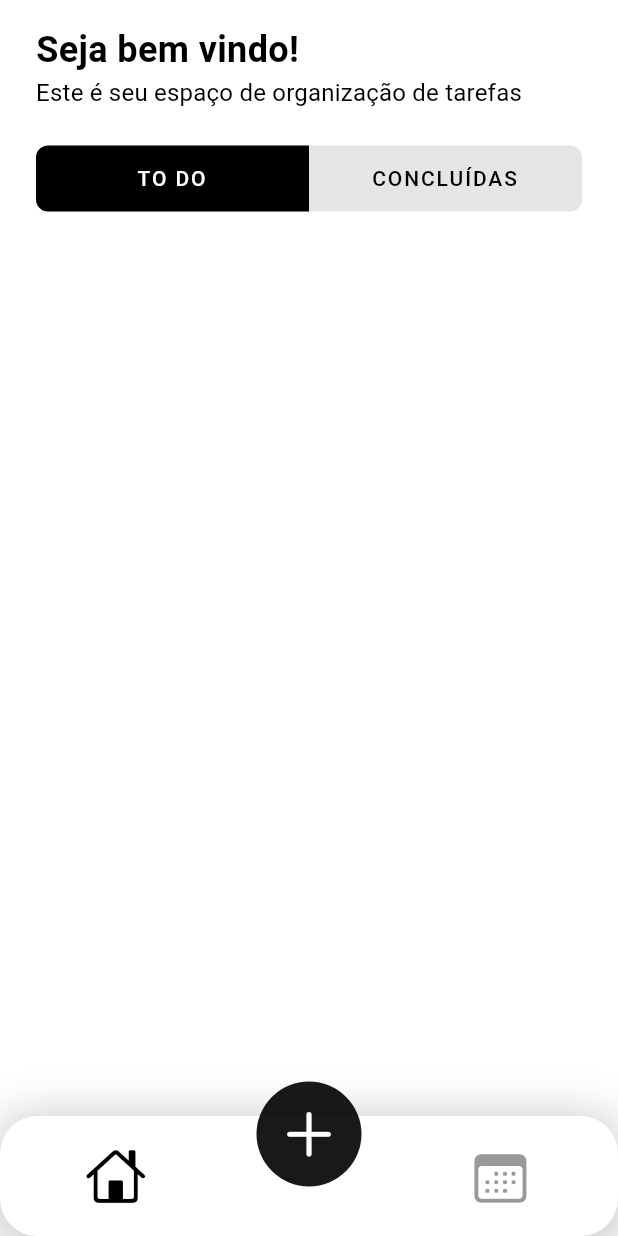
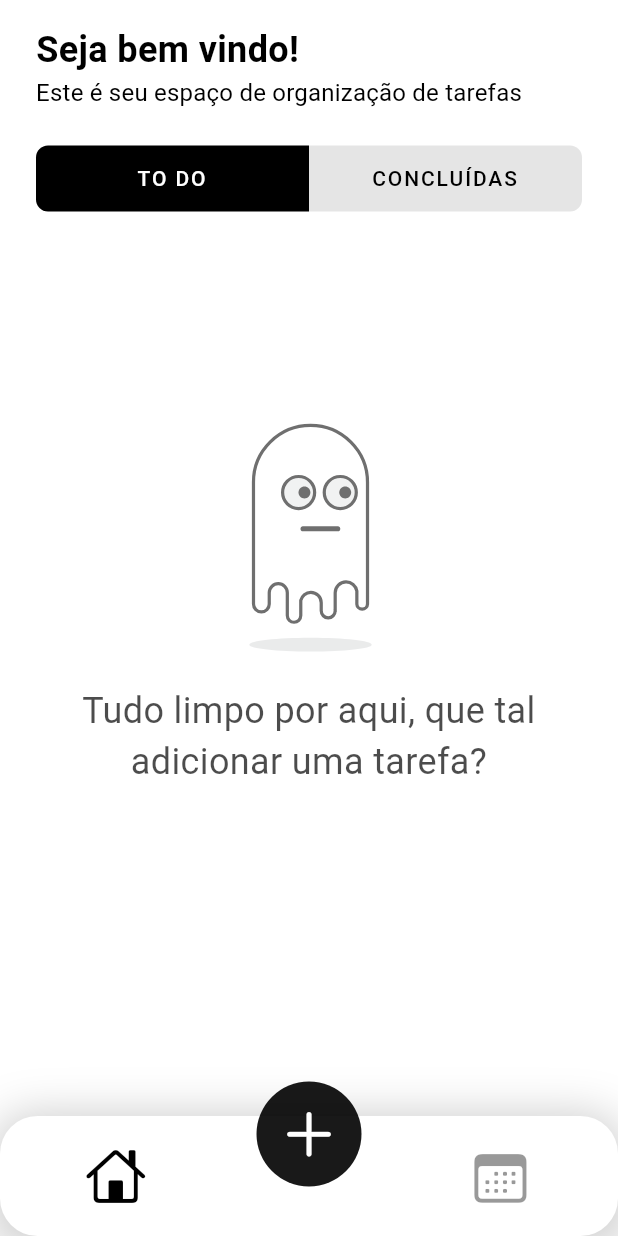
Before and after one commit to Bubba-io/task-hub, a Flutter app: the screen it shows after launch, on a phone screen of 412 x 824 dp. Run offline on Flutter 3.47's test engine with Material 3 defaults, Android fonts, the phone set to English and light mode, and no system bars; our stand-ins replace bloc, equatable, flutter_bloc, flutter_secure_storage, get, go_router and 1 more; generated files the repository leaves out were written again.

Commit message:
feat: filter and empty case

```diff
--- /dev/null
+++ b/lib/modules/home/view/widgets/animations/empty_animation.dart
@@ -0,0 +1,42 @@
+import 'package:flutter/material.dart';
+import 'package:lottie/lottie.dart';
+import 'package:task_hub/core/styles/styles.dart';
+
+class EmptyAnimation extends StatelessWidget {
+  const EmptyAnimation({
+    required this.resolved,
+    super.key,
+  });
+
+  final bool resolved;
+
+  @override
+  Widget build(BuildContext context) {
+    return Stack(
+      alignment: Alignment.center,
+      children: [
+        Lottie.asset('assets/animations/ghost.json', height: 300),
+        Padding(
+          padding: const EdgeInsets.only(top: 300),
+          child: Row(
+            children: [
+              Expanded(
+                child: Text(
+                  textAlign: TextAlign.center,
+                  resolved
+                      ? 'Você ainda não completou nenhuma tarefa'
+                      : '''Tudo limpo por aqui, que tal adicionar uma tarefa?''',
+                  style: AppTextStyles.h5.copyWith(
+                    color: AppColors.black.withOpacity(
+                      0.7,
+                    ),
+                  ),
+                ),
+              ),
+            ],
+          ),
+        ),
+      ],
+    );
+  }
+}
--- a/lib/modules/home/view/widgets/task_tab_viewer.dart
+++ b/lib/modules/home/view/widgets/task_tab_viewer.dart
@@ -1,8 +1,12 @@
+import 'package:flutter/cupertino.dart';
 import 'package:flutter/material.dart';
+import 'package:flutter/widgets.dart';
 import 'package:flutter_bloc/flutter_bloc.dart';
 import 'package:get/get.dart';
 import 'package:task_hub/core/enums/enums.dart';
 import 'package:task_hub/core/styles/styles.dart';
+import 'package:task_hub/modules/home/view/widgets/animations/empty_animation.dart';
+import 'package:task_hub/modules/home/view/widgets/filter_picker.dart';
 import 'package:task_hub/modules/task/controller/task_manager_cubit.dart';
 import 'package:task_hub/modules/task/view/widgets/task_card.dart';
 
@@ -32,9 +36,17 @@ class TaskTabViewer extends StatelessWidget {
               ),
               const SizedBox(height: EnumPaddings.x2),
               if (state.tabSelected == 0) ...[
-                _buildList(state: state, resolved: false),
+                _buildList(
+                  state: state,
+                  resolved: false,
+                  controller: controller,
+                ),
               ] else ...[
-                _buildList(state: state, resolved: true),
+                _buildList(
+                  state: state,
+                  resolved: true,
+                  controller: controller,
+                ),
               ],
             ],
           ),
@@ -43,12 +55,25 @@ class TaskTabViewer extends StatelessWidget {
     );
   }
 
-  Widget _buildList({required TaskManagerState state, required bool resolved}) {
+  Widget _buildList({
+    required TaskManagerState state,
+    required bool resolved,
+    required TaskManagerCubit controller,
+  }) {
     final list = state.tasks
         .where((element) => resolved ? element.resolved : !element.resolved)
-        .toList();
+        .toList()
+      ..sort((a, b) => controller.filter(a, b));
 
+    if (list.isEmpty) {
+      return EmptyAnimation(resolved: resolved);
+    } else {
       return Expanded(
+        child: Column(
+          children: [
+            const FilterPicker(),
+            const SizedBox(height: EnumPaddings.x1),
+            Expanded(
               child: ListView.builder(
                 itemCount: list.length,
                 itemBuilder: (context, index) {
@@ -59,7 +84,11 @@ class TaskTabViewer extends StatelessWidget {
                   );
                 },
               ),
+            ),
+          ],
+        ),
       );
+    }
   }
 
   Widget _createButton({
--- a/lib/modules/task/controller/task_manager_state.dart
+++ b/lib/modules/task/controller/task_manager_state.dart
@@ -4,24 +4,28 @@ class TaskManagerState extends Equatable {
   const TaskManagerState({
     required this.tasks,
     this.selectedID = '',
+    this.filter = 0,
     this.buttonDisabled = true,
     this.tabSelected = 0,
   });
 
   final bool buttonDisabled;
   final int tabSelected;
+  final int filter;
   final String selectedID;
   final List<TaskModel> tasks;
 
   TaskManagerState copyWith({
     bool? buttonDisabled,
     int? tabSelected,
+    int? filter,
     String? selectedID,
     List<TaskModel>? tasks,
   }) {
     return TaskManagerState(
       selectedID: selectedID ?? this.selectedID,
       tabSelected: tabSelected ?? this.tabSelected,
+      filter: filter ?? this.filter,
       buttonDisabled: buttonDisabled ?? this.buttonDisabled,
       tasks: tasks ?? this.tasks,
     );
@@ -31,6 +35,7 @@ class TaskManagerState extends Equatable {
   List<Object> get props => [
         selectedID,
         buttonDisabled,
+        filter,
         tabSelected,
         tasks,
       ];
--- a/lib/modules/task/view/widgets/animations/task_done_animation.dart
+++ b/lib/modules/task/view/widgets/animations/task_done_animation.dart
@@ -68,7 +68,7 @@ class _TaskDoneAnimationState extends State<TaskDoneAnimation>
                   textAlign: TextAlign.center,
                   style: AppTextStyles.h4.copyWith(
                     fontWeight: FontWeight.bold,
-                    color: Colors.white,
+                    color: AppColors.black.withOpacity(0.7),
                   ),
                 ),
               ),
--- a/lib/modules/task/view/widgets/task_view_modal.dart
+++ b/lib/modules/task/view/widgets/task_view_modal.dart
@@ -146,6 +146,7 @@ Future<void> showTaskViewModal(
                               context.pop();
 
                               await showDialog<Widget>(
+                                barrierColor: AppColors.white,
                                 context: context,
                                 builder: (BuildContext context) {
                                   return const TaskDoneAnimation();
```
Also changed, not shown: assets/animations/ghost.json (added, +1 -0 lines), lib/modules/home/view/widgets/filter_picker.dart (added, +84 -0 lines), lib/modules/task/controller/task_manager_cubit.dart (+23 -1 lines). Lines whose indentation alone changed are shown as unchanged.
